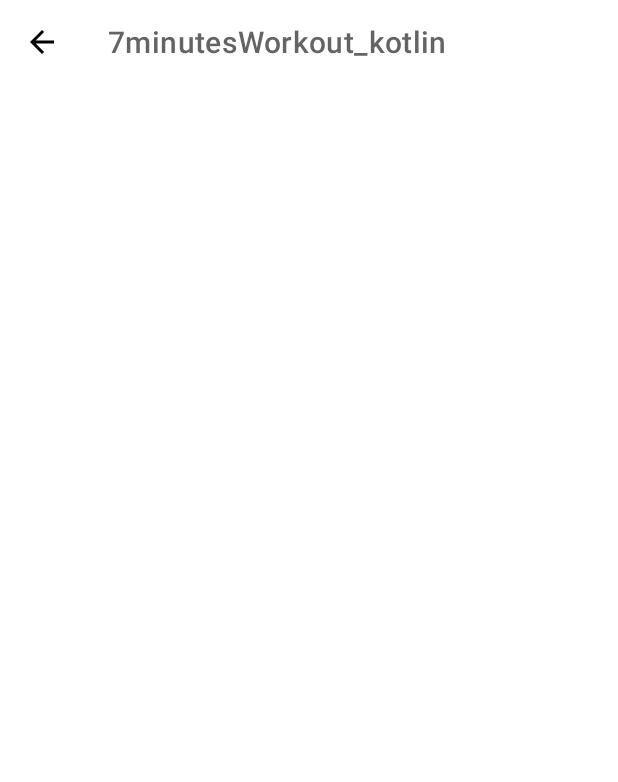
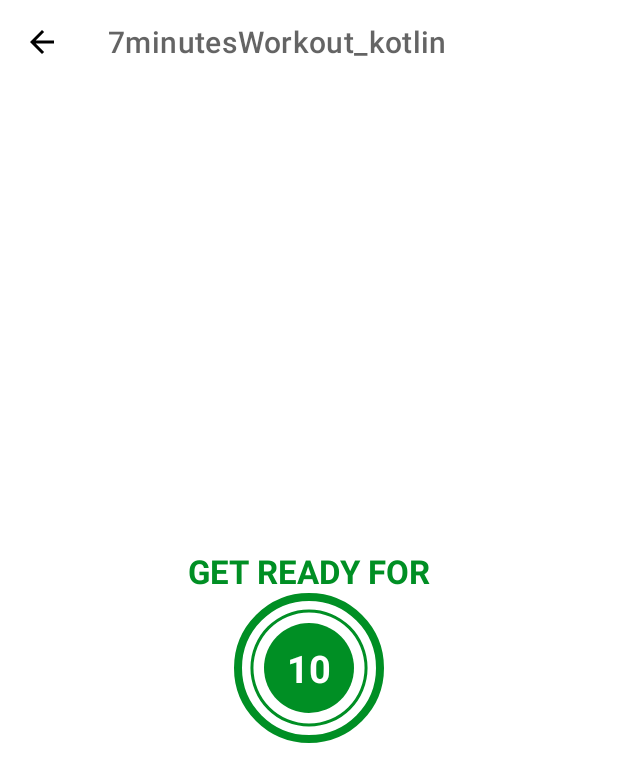
Before and after one commit to cyberplanete/7MinutesMusculations_Kotlin, an Android app: the ExerciseActivity screen opened directly, with no data from a screen before it, on a phone screen of 412 x 824 dp. Shown: the top 782 px of the screen. Run offline under Robolectric (Android 15) with nearby library versions, the phone set to English and light mode, and no system bars.

Commit message:
Mise en place d'une progressBar

```diff
--- /dev/null
+++ b/app/src/main/res/drawable/circular_progress_bar.xml
@@ -0,0 +1,12 @@
+<?xml version="1.0" encoding="utf-8"?>
+<layer-list xmlns:android="http://schemas.android.com/apk/res/android">
+    <item>
+        <shape
+            android:innerRadiusRatio="2.7"
+            android:shape="ring"
+            android:thicknessRatio="50.0"
+            android:useLevel="true">
+            <solid android:color="@color/colorAccent"></solid>
+        </shape>
+    </item>
+</layer-list>
--- /dev/null
+++ b/app/src/main/res/drawable/circular_progress_bar_accent_background.xml
@@ -0,0 +1,5 @@
+<?xml version="1.0" encoding="utf-8"?>
+<shape xmlns:android="http://schemas.android.com/apk/res/android" android:shape="oval">
+    <solid android:color="@color/colorAccent"></solid>
+
+</shape>
--- /dev/null
+++ b/app/src/main/res/drawable/circular_progress_bar_grey.xml
@@ -0,0 +1,12 @@
+<?xml version="1.0" encoding="utf-8"?>
+<layer-list xmlns:android="http://schemas.android.com/apk/res/android">
+    <item>
+        <shape
+            android:innerRadiusRatio="2.7"
+            android:shape="ring"
+            android:thicknessRatio="50.0"
+            android:useLevel="true">
+            <solid android:color="@color/colorLightGrey"></solid>
+        </shape>
+    </item>
+</layer-list>
--- a/app/src/main/res/layout/activity_exercise.xml
+++ b/app/src/main/res/layout/activity_exercise.xml
@@ -1,5 +1,5 @@
 <?xml version="1.0" encoding="utf-8"?>
-<RelativeLayout xmlns:android="http://schemas.android.com/apk/res/android"
+<androidx.constraintlayout.widget.ConstraintLayout xmlns:android="http://schemas.android.com/apk/res/android"
     xmlns:app="http://schemas.android.com/apk/res-auto"
     xmlns:tools="http://schemas.android.com/tools"
     android:layout_width="match_parent"
@@ -8,10 +8,71 @@
 
     <androidx.appcompat.widget.Toolbar
         android:id="@+id/toolbarExcercise"
-        android:theme="@style/ToolbarTheme"
         android:layout_width="match_parent"
         android:layout_height="?android:attr/actionBarSize"
         android:background="@color/white"
+        android:theme="@style/ToolbarTheme"
+        app:layout_constraintTop_toTopOf="parent"
         app:titleTextColor="@color/colorPrimary"></androidx.appcompat.widget.Toolbar>
 
-</RelativeLayout>
+
+    <TextView
+        android:id="@+id/tvTitle"
+        android:layout_width="wrap_content"
+        android:layout_height="wrap_content"
+        android:text="GET READY FOR"
+        android:textColor="@color/colorAccent"
+        android:textSize="@dimen/default_taille_texte_button"
+        android:textStyle="bold"
+        app:layout_constraintBottom_toTopOf="@id/flProgressBar"
+        app:layout_constraintEnd_toEndOf="parent"
+        app:layout_constraintStart_toStartOf="parent" />
+
+    <FrameLayout
+        android:id="@+id/flProgressBar"
+        android:layout_width="100dp"
+        android:layout_height="100dp"
+        android:layout_marginTop="10dp"
+        android:background="@drawable/objet_circulaire_color_accent_bordure"
+        app:layout_constraintBottom_toBottomOf="parent"
+        app:layout_constraintEnd_toEndOf="parent"
+        app:layout_constraintStart_toStartOf="parent"
+        app:layout_constraintTop_toBottomOf="@+id/toolbarExcercise">
+
+        <ProgressBar
+            android:id="@+id/progressBar"
+            style="?android:attr/progressBarStyleHorizontal"
+            android:layout_width="100dp"
+            android:layout_height="100dp"
+            android:layout_gravity="center"
+            android:max="10"
+            android:progress="100"
+            android:rotation="-90"
+            android:background="@drawable/circular_progress_bar_grey"
+            android:progressDrawable="@drawable/circular_progress_bar"
+            android:indeterminate="false"/>
+
+        <LinearLayout
+            android:layout_width="60dp"
+            android:layout_height="60dp"
+            android:layout_gravity="center"
+            android:background="@drawable/circular_progress_bar_accent_background"
+            android:gravity="center">
+
+            <TextView
+                android:id="@+id/tvTimer"
+                android:layout_width="wrap_content"
+                android:layout_height="wrap_content"
+                android:autoSizeMaxTextSize="25dp"
+                android:text="10"
+                android:textColor="@color/white"
+                android:textSize="25dp"
+                android:textStyle="bold">
+
+            </TextView>
+        </LinearLayout>
+
+    </FrameLayout>
+
+
+</androidx.constraintlayout.widget.ConstraintLayout>
```
